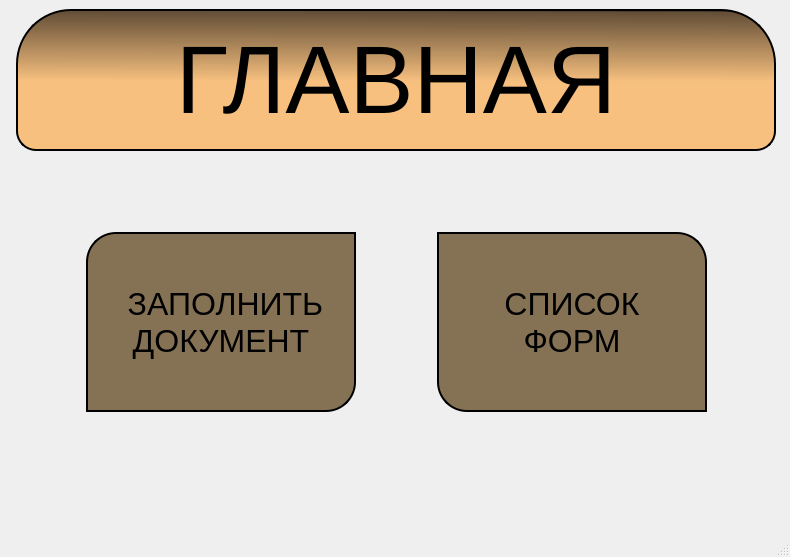
Before: the Qt Designer form Main_s.ui in Morskoikot/-------, drawn with Qt 5.
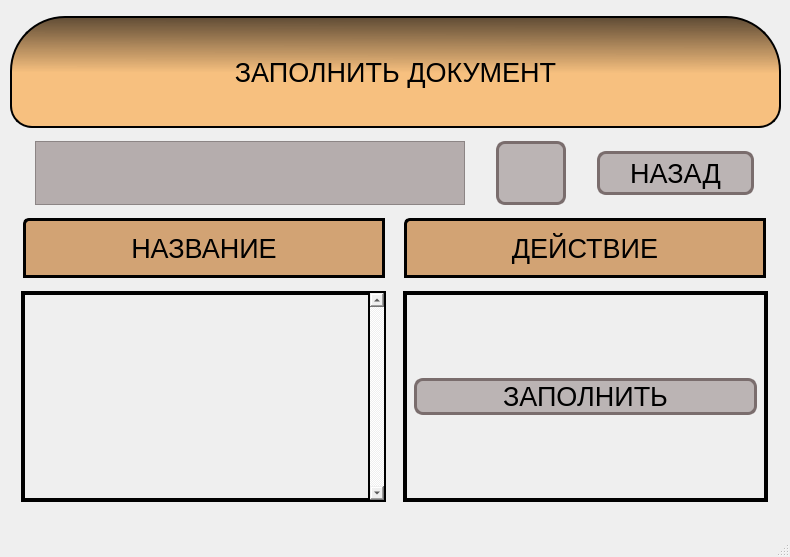
After: the same form once the commit is applied. The open tabs and pages were chosen to show the change. Icons and pictures are not drawn.

```diff
--- a/Main_s.ui
+++ b/Main_s.ui
@@ -32,7 +32,7 @@
       <x>10</x>
       <y>-1</y>
       <width>771</width>
-      <height>491</height>
+      <height>511</height>
      </rect>
     </property>
     <property name="currentIndex">
@@ -712,6 +712,302 @@
       </layout>
      </widget>
     </widget>
+    <widget class="QWidget" name="Fill_page">
+     <property name="maximumSize">
+      <size>
+       <width>790</width>
+       <height>557</height>
+      </size>
+     </property>
+     <widget class="QWidget" name="verticalLayoutWidget_4">
+      <property name="geometry">
+       <rect>
+        <x>0</x>
+        <y>10</y>
+        <width>771</width>
+        <height>501</height>
+       </rect>
+      </property>
+      <layout class="QVBoxLayout" name="verticalLayout_4">
+       <item>
+        <layout class="QHBoxLayout" name="horizontalLayout_6">
+         <item>
+          <widget class="QLabel" name="label">
+           <property name="maximumSize">
+            <size>
+             <width>777</width>
+             <height>112</height>
+            </size>
+           </property>
+           <property name="font">
+            <font>
+             <pointsize>20</pointsize>
+            </font>
+           </property>
+           <property name="styleSheet">
+            <string notr="true">border: 2px solid;
+background-color: qlineargradient(spread:pad, x1:0.505682, y1:0, x2:0.501, y2:0.511, stop:0 rgba(19, 19, 19, 255), stop:0.0227273 rgba(89, 67, 42, 239), stop:1 rgba(249, 179, 96, 200));
+border-top-left-radius: 55px;
+border-top-right-radius: 55px;
+border-bottom-left-radius: 22px;
+border-bottom-right-radius: 22px;
+</string>
+           </property>
+           <property name="text">
+            <string>ЗАПОЛНИТЬ ДОКУМЕНТ</string>
+           </property>
+           <property name="alignment">
+            <set>Qt::AlignCenter</set>
+           </property>
+          </widget>
+         </item>
+        </layout>
+       </item>
+       <item>
+        <layout class="QHBoxLayout" name="horizontalLayout_15">
+         <item>
+          <widget class="QTextEdit" name="Poisk">
+           <property name="maximumSize">
+            <size>
+             <width>430</width>
+             <height>64</height>
+            </size>
+           </property>
+           <property name="font">
+            <font>
+             <pointsize>20</pointsize>
+            </font>
+           </property>
+           <property name="styleSheet">
+            <string notr="true">#Poisk {
+background-color: rgb(181, 173, 173);
+}
+#Poisk:Focus {
+background-color: rgb(219, 219, 219);
+}</string>
+           </property>
+          </widget>
+         </item>
+         <item>
+          <widget class="QPushButton" name="Button_Find_Fill">
+           <property name="maximumSize">
+            <size>
+             <width>70</width>
+             <height>67</height>
+            </size>
+           </property>
+           <property name="styleSheet">
+            <string notr="true">#Button_Find_Fill {
+image: url(:/Lupa/Lupa.png);
+border: 3px solid;
+border-radius: 9px;
+border-color: #7A6D6D;
+background-color: #BBB4B4
+}
+#Button_Find_Fill:hover {
+background-color: rgb(219, 219, 219);
+}
+#Button_Find_Fill:pressed { 
+background-color: #BBB4B4;
+}</string>
+           </property>
+           <property name="text">
+            <string/>
+           </property>
+          </widget>
+         </item>
+         <item>
+          <widget class="QPushButton" name="Button_Back_Fill">
+           <property name="maximumSize">
+            <size>
+             <width>157</width>
+             <height>44</height>
+            </size>
+           </property>
+           <property name="font">
+            <font>
+             <pointsize>20</pointsize>
+            </font>
+           </property>
+           <property name="styleSheet">
+            <string notr="true">#Button_Back_Fill {
+border: 3px solid;
+border-radius: 9px;
+border-color: #7A6D6D;
+background-color: #BBB4B4
+}
+#Button_Back_Fill:hover {
+background-color: rgb(219, 219, 219);
+}
+#Button_Back_Fill:pressed { 
+background-color: #BBB4B4;
+}</string>
+           </property>
+           <property name="text">
+            <string>НАЗАД</string>
+           </property>
+          </widget>
+         </item>
+        </layout>
+       </item>
+       <item>
+        <layout class="QHBoxLayout" name="horizontalLayout_17">
+         <item>
+          <layout class="QHBoxLayout" name="horizontalLayout_20">
+           <item>
+            <widget class="QLabel" name="label_2">
+             <property name="maximumSize">
+              <size>
+               <width>362</width>
+               <height>60</height>
+              </size>
+             </property>
+             <property name="font">
+              <font>
+               <pointsize>20</pointsize>
+              </font>
+             </property>
+             <property name="styleSheet">
+              <string notr="true">border: 3px solid;
+border-top-left-radius: 6px;
+background-color: rgb(210, 163, 116);</string>
+             </property>
+             <property name="text">
+              <string>НАЗВАНИЕ</string>
+             </property>
+             <property name="alignment">
+              <set>Qt::AlignCenter</set>
+             </property>
+            </widget>
+           </item>
+          </layout>
+         </item>
+         <item>
+          <layout class="QHBoxLayout" name="horizontalLayout_19">
+           <item>
+            <widget class="QLabel" name="label_3">
+             <property name="maximumSize">
+              <size>
+               <width>362</width>
+               <height>60</height>
+              </size>
+             </property>
+             <property name="font">
+              <font>
+               <pointsize>20</pointsize>
+              </font>
+             </property>
+             <property name="styleSheet">
+              <string notr="true">border: 3px solid;
+border-top-left-radius: 6px;
+background-color: rgb(210, 163, 116);</string>
+             </property>
+             <property name="text">
+              <string>ДЕЙСТВИЕ</string>
+             </property>
+             <property name="alignment">
+              <set>Qt::AlignCenter</set>
+             </property>
+            </widget>
+           </item>
+          </layout>
+         </item>
+        </layout>
+       </item>
+       <item>
+        <layout class="QHBoxLayout" name="horizontalLayout_16">
+         <item>
+          <widget class="QScrollArea" name="Name">
+           <property name="maximumSize">
+            <size>
+             <width>365</width>
+             <height>211</height>
+            </size>
+           </property>
+           <property name="styleSheet">
+            <string notr="true">border: 2px solid</string>
+           </property>
+           <property name="verticalScrollBarPolicy">
+            <enum>Qt::ScrollBarAlwaysOn</enum>
+           </property>
+           <property name="horizontalScrollBarPolicy">
+            <enum>Qt::ScrollBarAsNeeded</enum>
+           </property>
+           <property name="widgetResizable">
+            <bool>true</bool>
+           </property>
+           <widget class="QWidget" name="scrollAreaWidgetContents_2">
+            <property name="geometry">
+             <rect>
+              <x>0</x>
+              <y>0</y>
+              <width>344</width>
+              <height>193</height>
+             </rect>
+            </property>
+            <layout class="QVBoxLayout" name="verticalLayout_5"/>
+           </widget>
+          </widget>
+         </item>
+         <item>
+          <widget class="QScrollArea" name="Action">
+           <property name="maximumSize">
+            <size>
+             <width>365</width>
+             <height>211</height>
+            </size>
+           </property>
+           <property name="styleSheet">
+            <string notr="true">border: 2px solid</string>
+           </property>
+           <property name="widgetResizable">
+            <bool>true</bool>
+           </property>
+           <widget class="QWidget" name="scrollAreaWidgetContents">
+            <property name="geometry">
+             <rect>
+              <x>0</x>
+              <y>0</y>
+              <width>361</width>
+              <height>193</height>
+             </rect>
+            </property>
+            <layout class="QVBoxLayout" name="verticalLayout_6">
+             <item>
+              <widget class="QPushButton" name="Button_Fill_Fill">
+               <property name="font">
+                <font>
+                 <pointsize>20</pointsize>
+                </font>
+               </property>
+               <property name="styleSheet">
+                <string notr="true">#Button_Fill_Fill {
+border: 3px solid;
+border-radius: 9px;
+border-color: #7A6D6D;
+background-color: #BBB4B4
+}
+#Button_Fill_Fill:hover {
+background-color: rgb(219, 219, 219);
+}
+#Button_Fill_Fill:pressed { 
+background-color: #BBB4B4;
+}</string>
+               </property>
+               <property name="text">
+                <string>ЗАПОЛНИТЬ</string>
+               </property>
+              </widget>
+             </item>
+            </layout>
+           </widget>
+          </widget>
+         </item>
+        </layout>
+       </item>
+      </layout>
+     </widget>
+    </widget>
    </widget>
   </widget>
   <widget class="QMenuBar" name="menubar">
```
Left out of the diff: 4 changed lines with no effect on the pictures.
